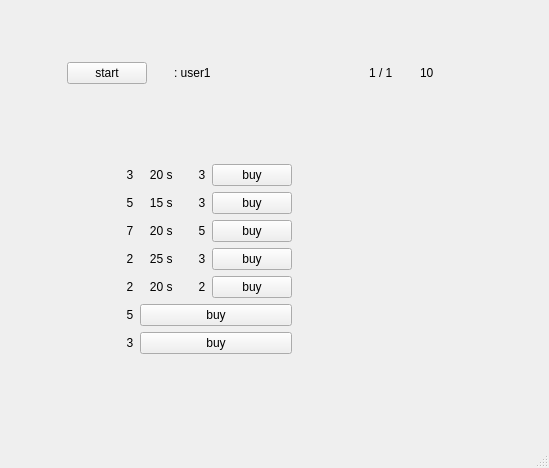
Old version of the form src/farmopolis.ui in the repository sinahdp/Farmopolis.
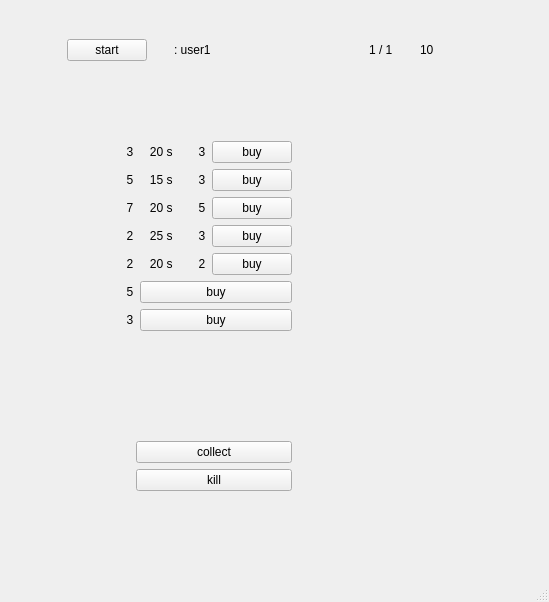
New version of the form.

Commit message: add operator widget and collect and kill functions

```diff
--- a/src/farmopolis.ui
+++ b/src/farmopolis.ui
@@ -7,7 +7,7 @@
     <x>0</x>
     <y>0</y>
     <width>549</width>
-    <height>468</height>
+    <height>496</height>
    </rect>
   </property>
   <property name="windowTitle">
@@ -72,11 +72,11 @@
           <number>30</number>
          </property>
          <item row="0" column="0">
-          <layout class="QGridLayout" name="gridLayout_18" rowstretch="2,8,14" columnstretch="8,16">
+          <layout class="QGridLayout" name="gridLayout_18" rowstretch="2,12,6,4" columnstretch="8,16">
            <property name="spacing">
             <number>30</number>
            </property>
-           <item row="2" column="0">
+           <item row="3" column="0">
             <spacer name="verticalSpacer_6">
              <property name="orientation">
               <enum>Qt::Vertical</enum>
@@ -89,59 +89,41 @@
              </property>
             </spacer>
            </item>
-           <item row="1" column="1" rowspan="2">
-            <widget class="QWidget" name="widget" native="true">
-             <layout class="QGridLayout" name="gridLayout_26">
-              <property name="leftMargin">
-               <number>9</number>
-              </property>
-              <property name="topMargin">
-               <number>9</number>
-              </property>
-              <property name="rightMargin">
-               <number>9</number>
-              </property>
-              <property name="bottomMargin">
-               <number>9</number>
-              </property>
-              <item row="0" column="0">
-               <layout class="QGridLayout" name="gridLayout_25">
-                <item row="0" column="0">
-                 <widget class="QWidget" name="groundwidget" native="true"/>
-                </item>
-               </layout>
-              </item>
-             </layout>
-            </widget>
-           </item>
-           <item row="0" column="0">
-            <layout class="QHBoxLayout" name="horizontalLayout">
+           <item row="0" column="1">
+            <layout class="QHBoxLayout" name="horizontalLayout_2">
              <property name="spacing">
               <number>10</number>
              </property>
              <item>
-              <widget class="QPushButton" name="roundStartpushButton">
+              <widget class="QLabel" name="numberOfWorkersIconlabel">
                <property name="text">
-                <string>start</string>
+                <string/>
                </property>
               </widget>
              </item>
              <item>
-              <widget class="QLabel" name="useractivelabel">
+              <widget class="QLabel" name="numberOfWorkerslabel">
                <property name="text">
+                <string>1 / 1</string>
+               </property>
+              </widget>
+             </item>
+             <item>
+              <widget class="QLabel" name="coinInventoryIconlabel">
+               <property name="text">
                 <string/>
                </property>
               </widget>
              </item>
              <item>
-              <widget class="QLabel" name="activeuserlabel">
+              <widget class="QLabel" name="coinInventorylabel">
                <property name="text">
-                <string>: user1</string>
+                <string>10 </string>
                </property>
               </widget>
              </item>
              <item>
-              <spacer name="horizontalSpacer_4">
+              <spacer name="horizontalSpacer_3">
                <property name="orientation">
                 <enum>Qt::Horizontal</enum>
                </property>
@@ -422,41 +404,158 @@
              </layout>
             </widget>
            </item>
-           <item row="0" column="1">
-            <layout class="QHBoxLayout" name="horizontalLayout_2">
+           <item row="2" column="0">
+            <widget class="QWidget" name="operatorwidget" native="true">
+             <layout class="QGridLayout" name="gridLayout">
+              <property name="leftMargin">
+               <number>30</number>
+              </property>
+              <property name="topMargin">
+               <number>30</number>
+              </property>
+              <property name="rightMargin">
+               <number>30</number>
+              </property>
+              <property name="bottomMargin">
+               <number>30</number>
+              </property>
+              <item row="0" column="0">
+               <layout class="QGridLayout" name="gridLayout_3" columnstretch="0,0,0,1">
+                <item row="2" column="3">
+                 <widget class="QPushButton" name="killpushButton">
+                  <property name="text">
+                   <string>kill</string>
+                  </property>
+                 </widget>
+                </item>
+                <item row="2" column="0">
+                 <widget class="QLabel" name="killIconlabel">
+                  <property name="text">
+                   <string/>
+                  </property>
+                 </widget>
+                </item>
+                <item row="1" column="1">
+                 <widget class="QLabel" name="productcollectlabel">
+                  <property name="text">
+                   <string/>
+                  </property>
+                 </widget>
+                </item>
+                <item row="0" column="0">
+                 <widget class="QLabel" name="productionTimeIconlabel">
+                  <property name="text">
+                   <string/>
+                  </property>
+                 </widget>
+                </item>
+                <item row="3" column="0" colspan="4">
+                 <widget class="QLabel" name="workerErrorlabel">
+                  <property name="text">
+                   <string/>
+                  </property>
+                 </widget>
+                </item>
+                <item row="2" column="1">
+                 <widget class="QLabel" name="animalkilllabel">
+                  <property name="text">
+                   <string/>
+                  </property>
+                 </widget>
+                </item>
+                <item row="0" column="1">
+                 <widget class="QLabel" name="productionTimelabel_2">
+                  <property name="text">
+                   <string/>
+                  </property>
+                 </widget>
+                </item>
+                <item row="1" column="0">
+                 <widget class="QLabel" name="collectIconlabel">
+                  <property name="text">
+                   <string/>
+                  </property>
+                 </widget>
+                </item>
+                <item row="1" column="3">
+                 <widget class="QPushButton" name="collectpushButton">
+                  <property name="text">
+                   <string>collect</string>
+                  </property>
+                 </widget>
+                </item>
+                <item row="2" column="2">
+                 <widget class="QLabel" name="profitkilllabel">
+                  <property name="text">
+                   <string/>
+                  </property>
+                 </widget>
+                </item>
+                <item row="1" column="2">
+                 <widget class="QLabel" name="profitCollectionlabel">
+                  <property name="text">
+                   <string/>
+                  </property>
+                 </widget>
+                </item>
+               </layout>
+              </item>
+             </layout>
+            </widget>
+           </item>
+           <item row="1" column="1" rowspan="3">
+            <widget class="QWidget" name="widget" native="true">
+             <layout class="QGridLayout" name="gridLayout_26">
+              <property name="leftMargin">
+               <number>9</number>
+              </property>
+              <property name="topMargin">
+               <number>9</number>
+              </property>
+              <property name="rightMargin">
+               <number>9</number>
+              </property>
+              <property name="bottomMargin">
+               <number>9</number>
+              </property>
+              <item row="0" column="0">
+               <layout class="QGridLayout" name="gridLayout_25">
+                <item row="0" column="0">
+                 <widget class="QWidget" name="groundwidget" native="true"/>
+                </item>
+               </layout>
+              </item>
+             </layout>
+            </widget>
+           </item>
+           <item row="0" column="0">
+            <layout class="QHBoxLayout" name="horizontalLayout">
              <property name="spacing">
               <number>10</number>
              </property>
              <item>
-              <widget class="QLabel" name="numberOfWorkersIconlabel">
+              <widget class="QPushButton" name="roundStartpushButton">
                <property name="text">
-                <string/>
+                <string>start</string>
                </property>
               </widget>
              </item>
              <item>
-              <widget class="QLabel" name="numberOfWorkerslabel">
+              <widget class="QLabel" name="useractivelabel">
                <property name="text">
-                <string>1 / 1</string>
-               </property>
-              </widget>
-             </item>
-             <item>
-              <widget class="QLabel" name="coinInventoryIconlabel">
-               <property name="text">
                 <string/>
                </property>
               </widget>
              </item>
              <item>
-              <widget class="QLabel" name="coinInventorylabel">
+              <widget class="QLabel" name="activeuserlabel">
                <property name="text">
-                <string>10 </string>
+                <string>: user1</string>
                </property>
               </widget>
              </item>
              <item>
-              <spacer name="horizontalSpacer_3">
+              <spacer name="horizontalSpacer_4">
                <property name="orientation">
                 <enum>Qt::Horizontal</enum>
                </property>
```
The commit also changes 21 other files.
